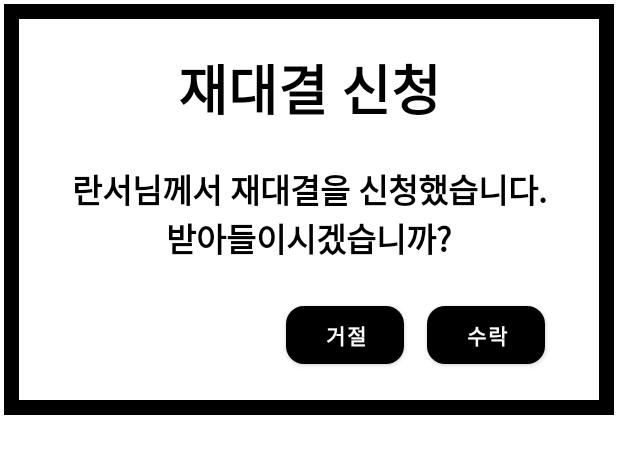
After one commit to ranseo/YacthGame, an Android app: the layout dialog_rematch.xml on its own in the app's theme, with its tools: preview values and no code run, on a phone screen of 412 x 824 dp. The commit adds this screen. Shown: the top 454 px of the screen. Run offline under Robolectric (Android 15) with nearby library versions, the phone set to English and light mode, and no system bars.

Commit message:
"한번 더" 기능 추가중
--

rematch 와 rematchResult 를 추가

```diff
--- /dev/null
+++ b/app/src/main/res/layout/dialog_rematch.xml
@@ -0,0 +1,59 @@
+<?xml version="1.0" encoding="utf-8"?>
+<androidx.constraintlayout.widget.ConstraintLayout
+    xmlns:android="http://schemas.android.com/apk/res/android"
+    xmlns:app="http://schemas.android.com/apk/res-auto"
+    xmlns:tools="http://schemas.android.com/tools"
+    android:layout_width="match_parent"
+    android:layout_height="wrap_content"
+    android:background="@drawable/dialog_game_result_border_line"
+    android:padding="32dp"
+    >
+
+    <TextView
+        android:id="@+id/tv_title"
+        android:text="@string/game_rematch_title"
+        android:textSize="36sp"
+        android:layout_width="wrap_content"
+        android:layout_height="wrap_content"
+        app:layout_constraintTop_toTopOf="parent"
+        app:layout_constraintStart_toStartOf="parent"
+        app:layout_constraintEnd_toEndOf="parent"
+        />
+
+
+    <TextView
+        android:id="@+id/tv_rematch"
+        tools:text="@string/game_rematch"
+        android:textSize="22sp"
+        android:layout_marginTop="24dp"
+        android:layout_width="wrap_content"
+        android:layout_height="wrap_content"
+        app:layout_constraintTop_toBottomOf="@id/tv_title"
+        app:layout_constraintStart_toStartOf="parent"
+        app:layout_constraintEnd_toEndOf="parent"
+        android:textAlignment="center"
+        />
+
+    <Button
+        android:text="수락"
+        android:id="@+id/btn_accept"
+        android:layout_width="wrap_content"
+        android:layout_height="wrap_content"
+        android:background="@drawable/selector_btn"
+        android:layout_marginTop="24dp"
+        android:layout_marginEnd="12dp"
+        app:layout_constraintTop_toBottomOf="@+id/tv_rematch"
+        app:layout_constraintEnd_toEndOf="parent"/>
+
+    <Button
+        android:text="거절"
+        android:id="@+id/btn_decline"
+        android:layout_width="wrap_content"
+        android:layout_height="wrap_content"
+        android:background="@drawable/selector_btn"
+        android:layout_marginTop="24dp"
+        android:layout_marginEnd="6dp"
+        app:layout_constraintEnd_toStartOf="@id/btn_accept"
+        app:layout_constraintTop_toBottomOf="@+id/tv_rematch"/>
+
+</androidx.constraintlayout.widget.ConstraintLayout>
--- a/app/src/main/res/values/strings.xml
+++ b/app/src/main/res/values/strings.xml
@@ -55,4 +55,9 @@
     <string name="game_score">%s : %s</string>
     <string name="game_result_early">[%s]님이 게임에서 나가셨습니다.\n[%s]님은 게임에서 승리했습니다!!</string>
 
+
+    <!--dialog_rematch-->
+    <string name="game_rematch_title">재대결 신청</string>
+    <string name="game_rematch">란서님께서 재대결을 신청했습니다.\n받아들이시겠습니까?</string>
+
 </resources>
```
Also changed, not shown: app/src/main/java/com/ranseo/yatchgame/data/model/Rematch.kt (added, +40 -0 lines), app/src/main/java/com/ranseo/yatchgame/data/model/RematchResult.kt (added, +11 -0 lines), app/src/main/java/com/ranseo/yatchgame/data/repo/RematchRepository.kt (added, +17 -0 lines), app/src/main/java/com/ranseo/yatchgame/data/source/RematchDataSource.kt (added, +58 -0 lines), app/src/main/java/com/ranseo/yatchgame/data/source/RematchReceiverDataSource.kt (added, +55 -0 lines), app/src/main/java/com/ranseo/yatchgame/domain/usecase/GetFlowRematchUseCase.kt (added, +28 -0 lines), app/src/main/java/com/ranseo/yatchgame/domain/usecase/WriteRematchUseCase.kt (added, +30 -0 lines), app/src/main/java/com/ranseo/yatchgame/ui/dialog/GameRematchDialog.kt (added, +58 -0 lines), app/src/main/java/com/ranseo/yatchgame/ui/game/GamePlayFragment.kt (+2 -19 lines), app/src/main/java/com/ranseo/yatchgame/ui/game/GamePlayViewModel.kt (+56 -12 lines), 1 other file.
